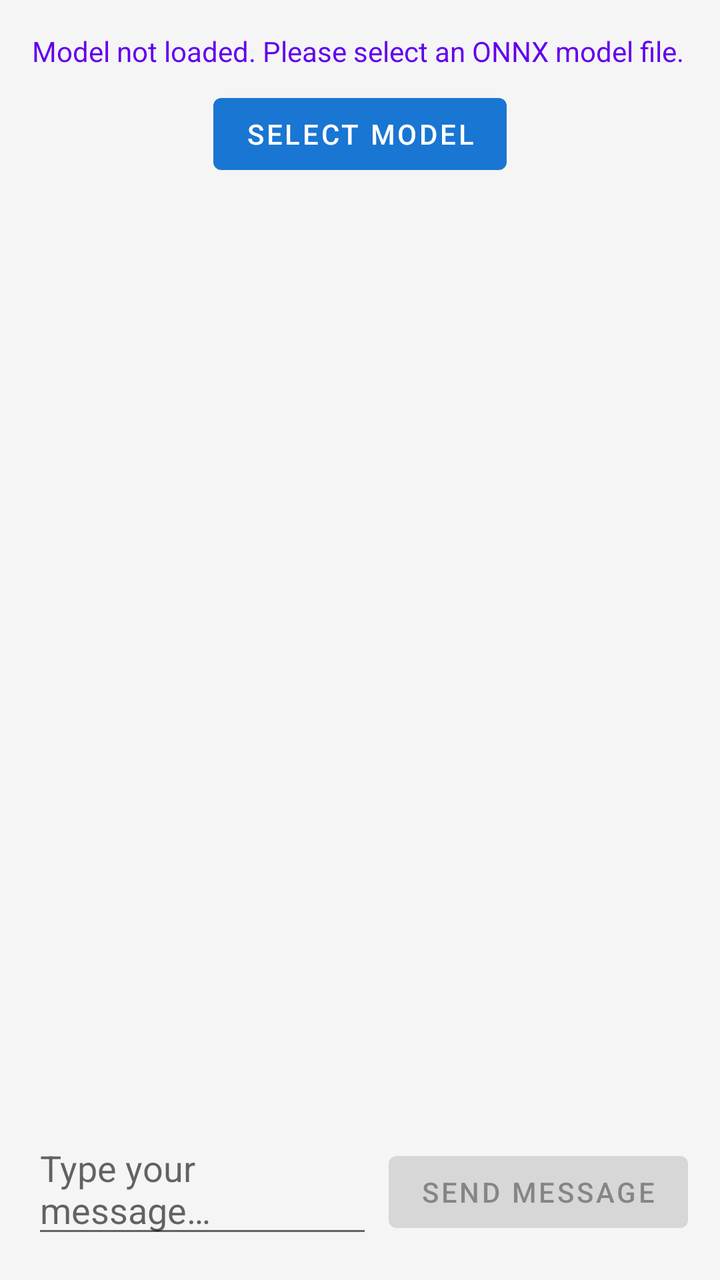
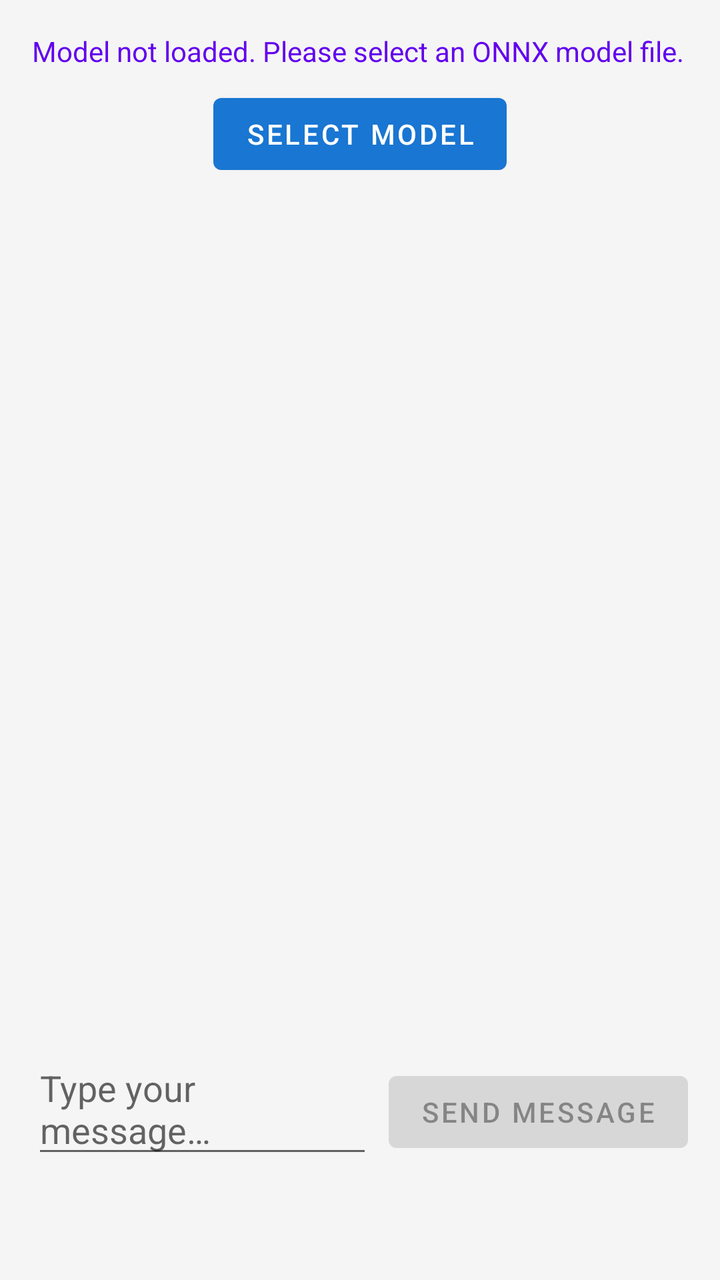

Two renders of the same Android screen: before a commit and after it. Below are the layout's source before the change and the commit's diff.
<!-- AndroidManifest.xml: application theme AppTheme -->
<!-- res/layout/fragment_chatbot.xml -->
<?xml version="1.0" encoding="utf-8"?>
<androidx.constraintlayout.widget.ConstraintLayout
    xmlns:android="http://schemas.android.com/apk/res/android"
    xmlns:app="http://schemas.android.com/apk/res-auto"
    xmlns:tools="http://schemas.android.com/tools"
    android:layout_width="match_parent"
    android:layout_height="match_parent"
    android:background="@color/background_color"
    tools:context=".fragments.ChatBotFragment">

    
    <TextView
        android:id="@+id/tvModelStatus"
        android:layout_width="0dp"
        android:layout_height="wrap_content"
        android:layout_marginStart="16dp"
        android:layout_marginTop="16dp"
        android:layout_marginEnd="16dp"
        android:text="@string/model_not_loaded"
        android:textColor="@color/model_status_text"
        android:textSize="14sp"
        app:layout_constraintEnd_toEndOf="parent"
        app:layout_constraintStart_toStartOf="parent"
        app:layout_constraintTop_toTopOf="parent" />

    
    <Button
        android:id="@+id/btnSelectModel"
        android:layout_width="wrap_content"
        android:layout_height="wrap_content"
        android:layout_marginTop="8dp"
        android:text="@string/select_model"
        app:layout_constraintEnd_toEndOf="parent"
        app:layout_constraintStart_toStartOf="parent"
        app:layout_constraintTop_toBottomOf="@id/tvModelStatus" />

    
    <androidx.recyclerview.widget.RecyclerView
        android:id="@+id/rvChatMessages"
        android:layout_width="0dp"
        android:layout_height="0dp"
        android:layout_marginTop="8dp"
        android:layout_marginBottom="8dp"
        android:clipToPadding="false"
        android:paddingBottom="72dp"
        app:layout_constraintBottom_toTopOf="@id/llInputContainer"
        app:layout_constraintEnd_toEndOf="parent"
        app:layout_constraintStart_toStartOf="parent"
        app:layout_constraintTop_toBottomOf="@id/btnSelectModel" />

    
    <LinearLayout
        android:id="@+id/llInputContainer"
        android:layout_width="0dp"
        android:layout_height="wrap_content"
        android:layout_marginStart="16dp"
        android:layout_marginEnd="16dp"
        android:layout_marginBottom="16dp"
        android:orientation="horizontal"
        app:layout_constraintBottom_toBottomOf="parent"
        app:layout_constraintEnd_toEndOf="parent"
        app:layout_constraintStart_toStartOf="parent">

        
        <EditText
            android:id="@+id/etUserInput"
            android:layout_width="0dp"
            android:layout_height="wrap_content"
            android:layout_weight="1"
            android:hint="@string/type_your_message"
            android:inputType="textMultiLine"
            android:maxLines="3"
            android:minHeight="48dp" />

        
        <Button
            android:id="@+id/btnSend"
            android:layout_width="wrap_content"
            android:layout_height="48dp"
            android:layout_marginStart="8dp"
            android:enabled="false"
            android:text="@string/send" />
    </LinearLayout>

    
    <ProgressBar
        android:id="@+id/progressBar"
        android:layout_width="wrap_content"
        android:layout_height="wrap_content"
        android:visibility="gone"
        app:layout_constraintBottom_toBottomOf="parent"
        app:layout_constraintEnd_toEndOf="parent"
        app:layout_constraintStart_toStartOf="parent"
        app:layout_constraintTop_toTopOf="parent" />

</androidx.constraintlayout.widget.ConstraintLayout>
<!-- resources referenced by this layout -->
<resources>
  <color name="background_color">#FFF5F5F5</color>
  <color name="model_status_text">#FF6200EE</color>
  <string name="model_not_loaded">Model not loaded. Please select an ONNX model file.</string>
  <string name="select_model">Select Model</string>
  <string name="send">Send message</string>
  <string name="type_your_message">Type your message…</string>
  <style name="AppTheme" parent="Theme.MaterialComponents.Light.NoActionBar">
          
  
          <item name="colorPrimary">@color/dark_blue</item>
          <item name="colorPrimaryVariant">@color/white</item>
          <item name="colorOnPrimary">@color/white</item>
          <item name="colorSecondary">@color/yellow</item>
          <item name="colorSecondaryVariant">@color/yellow</item>
          <item name="colorOnSecondary">@color/black</item>
          <item name="android:statusBarColor">@color/black</item>
          <item name="android:navigationBarColor">@color/black</item>
          <item name="android:windowActivityTransitions">true</item>
      </style>
  <color name="dark_blue">#1976D2</color>
  <color name="white">#FFFFFFFF</color>
  <color name="yellow">#FFFF00</color>
  <color name="black">#FF000000</color>
</resources>

<!-- the commit's change to res/layout/fragment_chatbot.xml (unified diff, before → after) -->
@@ -55,7 +55,7 @@
         android:layout_height="wrap_content"
         android:layout_marginStart="16dp"
         android:layout_marginEnd="16dp"
-        android:layout_marginBottom="16dp"
+        android:layout_marginBottom="56dp"
         android:orientation="horizontal"
         app:layout_constraintBottom_toBottomOf="parent"
         app:layout_constraintEnd_toEndOf="parent"
